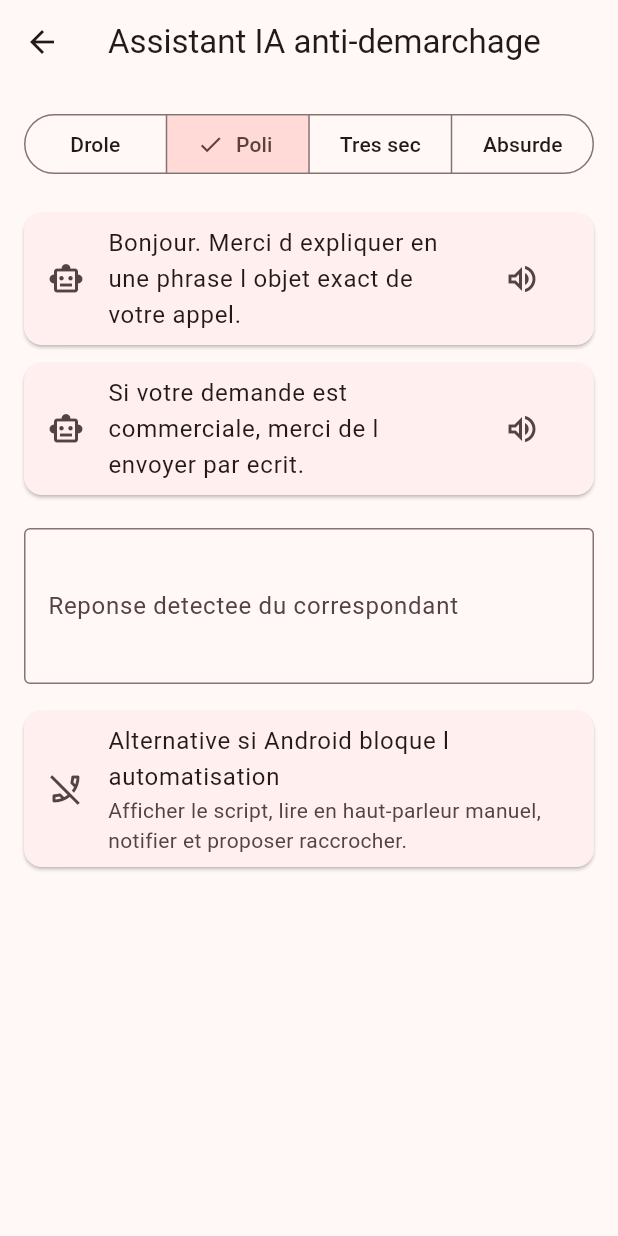
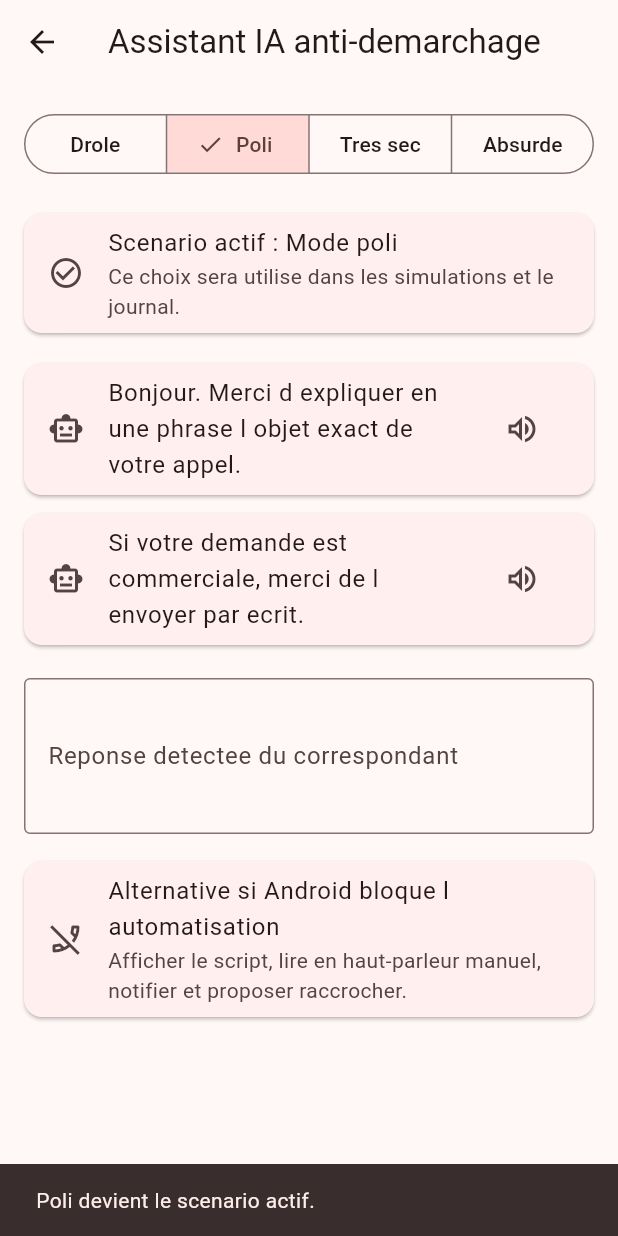
Before and after one commit to stephaneG-frep/sam_raccroche_ia, a Flutter app: the AiAssistantScreen screen opened directly, after a tap on "Poli", on a phone screen of 412 x 824 dp. Run offline on Flutter 3.47's test engine with Material 3 defaults, Android fonts, the phone set to English and light mode, and no system bars; our stand-ins replace csv, flutter_local_notifications, flutter_tts, hive_flutter, permission_handler; accounts and stored records are empty.

Commit message:
Sync active AI scenario selection

```diff
--- a/lib/providers/responder_provider.dart
+++ b/lib/providers/responder_provider.dart
@@ -35,7 +35,18 @@ class ResponderProvider extends ChangeNotifier {
       ..clear()
       ..addAll(storage.aiScenarios());
     selectedMessageId = storage.setting('selectedMessageId', 'default_wait');
-    selectedScenarioId = storage.setting('selectedScenarioId', 'funny');
+    final defaultTone = AiTone.fromName(
+      storage.setting('defaultTone', AiTone.funny.name),
+    );
+    selectedScenarioId = storage.setting(
+      'selectedScenarioId',
+      scenarios
+          .firstWhere(
+            (scenario) => scenario.tone == defaultTone,
+            orElse: () => scenarios.first,
+          )
+          .id,
+    );
     notifyListeners();
   }
 
@@ -49,6 +60,15 @@ class ResponderProvider extends ChangeNotifier {
     selectedScenarioId = id;
     await storage.setSetting('selectedScenarioId', id);
     notifyListeners();
+  }
+
+  Future<void> selectTone(AiTone tone) async {
+    final scenario = scenarios.firstWhere(
+      (item) => item.tone == tone,
+      orElse: () => scenarios.first,
+    );
+    await selectScenario(scenario.id);
+    await storage.setSetting('defaultTone', tone.name);
   }
 
   Future<void> saveCustomMessage(String title, String text) async {
--- a/lib/screens/ai_assistant_screen.dart
+++ b/lib/screens/ai_assistant_screen.dart
@@ -3,6 +3,7 @@ import 'package:provider/provider.dart';
 
 import '../models/call_types.dart';
 import '../providers/responder_provider.dart';
+import '../providers/settings_provider.dart';
 
 class AiAssistantScreen extends StatelessWidget {
   const AiAssistantScreen({super.key});
@@ -22,14 +23,30 @@ class AiAssistantScreen extends StatelessWidget {
                 )
                 .toList(),
             selected: {provider.selectedScenario.tone},
-            onSelectionChanged: (values) {
-              final scenario = provider.scenarios.firstWhere(
-                (item) => item.tone == values.first,
+            onSelectionChanged: (values) async {
+              final tone = values.first;
+              final settings = context.read<SettingsProvider>();
+              final messenger = ScaffoldMessenger.of(context);
+              await provider.selectTone(tone);
+              await settings.setTone(tone);
+              messenger.showSnackBar(
+                SnackBar(
+                  content: Text('${tone.label} devient le scenario actif.'),
+                ),
               );
-              provider.selectScenario(scenario.id);
             },
           ),
           const SizedBox(height: 16),
+          Card(
+            child: ListTile(
+              leading: const Icon(Icons.check_circle_outline),
+              title: Text('Scenario actif : ${provider.selectedScenario.name}'),
+              subtitle: const Text(
+                'Ce choix sera utilise dans les simulations et le journal.',
+              ),
+            ),
+          ),
+          const SizedBox(height: 8),
           ...provider.selectedScenario.lines.map(
             (line) => Card(
               child: ListTile(
```
Also changed, not shown: lib/screens/settings_screen.dart (+8 -2 lines).
